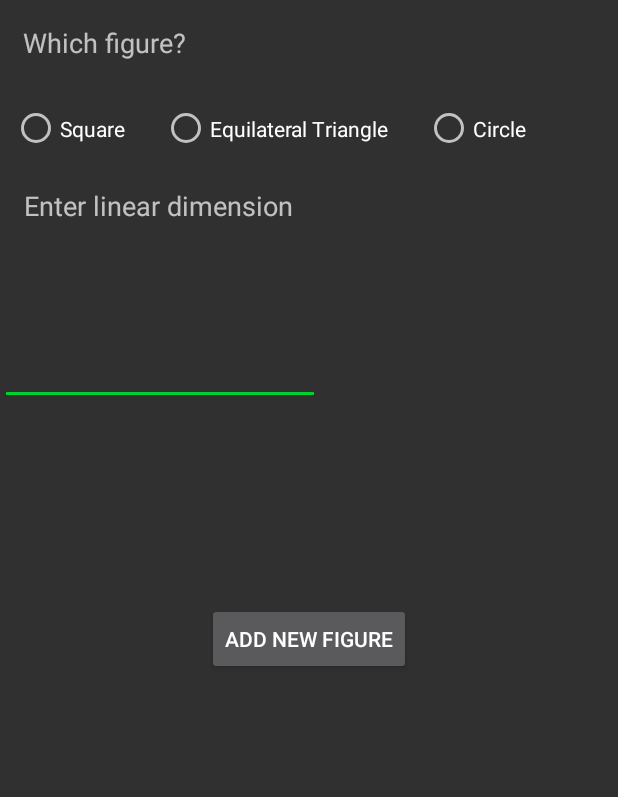
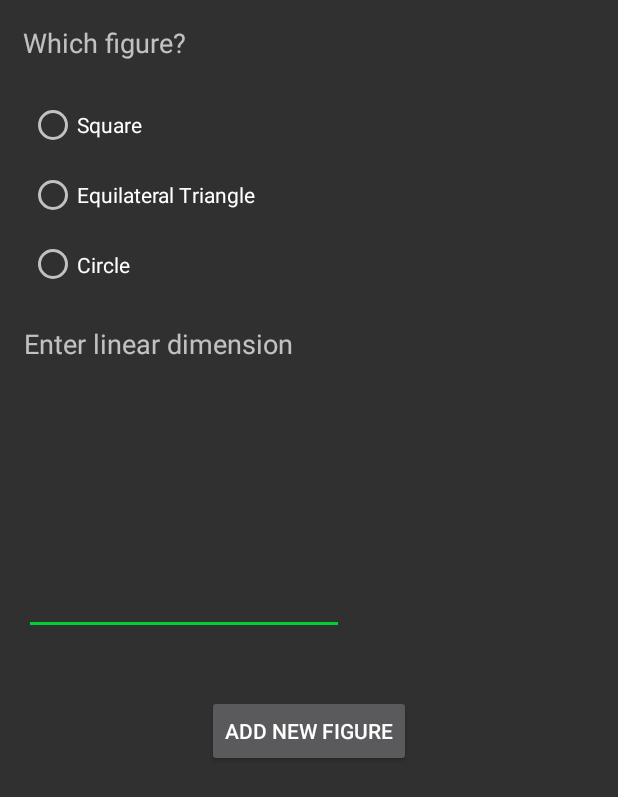
Before and after one commit to lukaszek96tester/appFigureCalc, an Android app: the AddActivity screen opened directly, with no data from a screen before it, on a phone screen of 412 x 824 dp. Shown: the top 797 px of the screen. Run offline under Robolectric (Android 15) with nearby library versions, the phone set to English and light mode, and no system bars.

Commit message:
poprawiono wyswietlanie widokow, obrot ekranu, skrolowanie, ustawienie radio butonow

```diff
--- a/app/src/main/res/layout-land/activity_add.xml
+++ b/app/src/main/res/layout-land/activity_add.xml
@@ -81,18 +81,14 @@
         android:layout_height="wrap_content"
         android:layout_marginStart="8dp"
         android:layout_marginLeft="8dp"
-        android:layout_marginTop="8dp"
         android:layout_marginEnd="8dp"
         android:layout_marginRight="8dp"
         android:layout_marginBottom="8dp"
         android:onClick="onButtonClicked"
-        android:text="@string/confirm"
+        android:text="@string/MA_button_add"
         app:layout_constraintBottom_toBottomOf="parent"
         app:layout_constraintEnd_toEndOf="parent"
-        app:layout_constraintHorizontal_bias="0.502"
-        app:layout_constraintStart_toStartOf="parent"
-        app:layout_constraintTop_toBottomOf="@+id/radioGroup"
-        app:layout_constraintVertical_bias="0.602" />
+        app:layout_constraintStart_toStartOf="parent" />
 
     <EditText
         android:id="@+id/AA_editText_dimension"
@@ -103,14 +99,13 @@
         android:layout_marginTop="8dp"
         android:layout_marginEnd="8dp"
         android:layout_marginRight="8dp"
-        android:layout_marginBottom="308dp"
+        android:layout_marginBottom="8dp"
+        android:digits="0123456789."
         android:ems="10"
-        android:digits="0123456789."
-        app:layout_constraintBottom_toBottomOf="parent"
+        app:layout_constraintBottom_toTopOf="@+id/AA_button_add"
         app:layout_constraintEnd_toEndOf="parent"
         app:layout_constraintHorizontal_bias="0.016"
         app:layout_constraintStart_toStartOf="parent"
-        app:layout_constraintTop_toBottomOf="@+id/AA_textView_dimension"
-        app:layout_constraintVertical_bias="0.0" />
+        app:layout_constraintTop_toBottomOf="@+id/AA_textView_dimension" />
 
 </android.support.constraint.ConstraintLayout>
--- a/app/src/main/res/layout/activity_add.xml
+++ b/app/src/main/res/layout/activity_add.xml
@@ -29,7 +29,7 @@
         android:layout_height="30dp"
         android:layout_marginStart="16dp"
         android:layout_marginLeft="16dp"
-        android:layout_marginTop="84dp"
+        android:layout_marginTop="176dp"
         android:text="@string/AA_label_dimension"
         android:textSize="18sp"
         app:layout_constraintStart_toStartOf="parent"
@@ -37,23 +37,23 @@
 
     <RadioGroup
         android:id="@+id/radioGroup"
-        android:layout_width="368dp"
-        android:layout_height="67dp"
+        android:layout_width="307dp"
+        android:layout_height="139dp"
         android:layout_marginStart="8dp"
         android:layout_marginLeft="8dp"
-        android:layout_marginTop="52dp"
+        android:layout_marginTop="60dp"
         android:layout_marginEnd="8dp"
         android:layout_marginRight="8dp"
-        android:orientation="horizontal"
+        android:orientation="vertical"
         app:layout_constraintEnd_toEndOf="parent"
-        app:layout_constraintHorizontal_bias="0.0"
+        app:layout_constraintHorizontal_bias="0.131"
         app:layout_constraintStart_toStartOf="parent"
         app:layout_constraintTop_toTopOf="parent">
 
         <RadioButton
             android:id="@+id/AA_radioB_square"
             android:layout_width="wrap_content"
-            android:layout_height="67dp"
+            android:layout_height="match_parent"
             android:layout_weight="1"
             android:baselineAligned="false"
             android:text="@string/AA_square" />
@@ -61,7 +61,7 @@
         <RadioButton
             android:id="@+id/AA_radioB_triangle"
             android:layout_width="wrap_content"
-            android:layout_height="67dp"
+            android:layout_height="match_parent"
             android:layout_weight="1"
             android:baselineAligned="false"
             android:text="@string/AA_triangle" />
@@ -91,19 +91,22 @@
         app:layout_constraintEnd_toEndOf="parent"
         app:layout_constraintStart_toStartOf="parent"
         app:layout_constraintTop_toBottomOf="@+id/radioGroup"
-        app:layout_constraintVertical_bias="0.429" />
+        app:layout_constraintVertical_bias="0.457" />
 
     <EditText
         android:id="@+id/AA_editText_dimension"
         android:layout_width="wrap_content"
         android:layout_height="wrap_content"
-        android:layout_marginTop="24dp"
-        android:layout_marginBottom="8dp"
+        android:layout_marginStart="8dp"
+        android:layout_marginLeft="8dp"
+        android:layout_marginEnd="8dp"
+        android:layout_marginRight="8dp"
+        android:layout_marginBottom="40dp"
+        android:digits="0123456789."
         android:ems="10"
-        android:digits="0123456789."
         app:layout_constraintBottom_toTopOf="@+id/AA_button_add"
-        app:layout_constraintTop_toBottomOf="@+id/AA_textView_dimension"
-        app:layout_constraintVertical_bias="0.271"
-        tools:layout_editor_absoluteX="16dp" />
+        app:layout_constraintEnd_toEndOf="parent"
+        app:layout_constraintHorizontal_bias="0.045"
+        app:layout_constraintStart_toStartOf="parent" />
 
 </android.support.constraint.ConstraintLayout>
```
Also changed, not shown: app/src/main/AndroidManifest.xml (+5 -4 lines), app/src/main/res/layout-land/activity_main.xml (+10 -4 lines), app/src/main/res/layout/activity_display.xml (+3 -7 lines), app/src/main/res/layout/activity_main.xml (+10 -4 lines), 58 other files.
